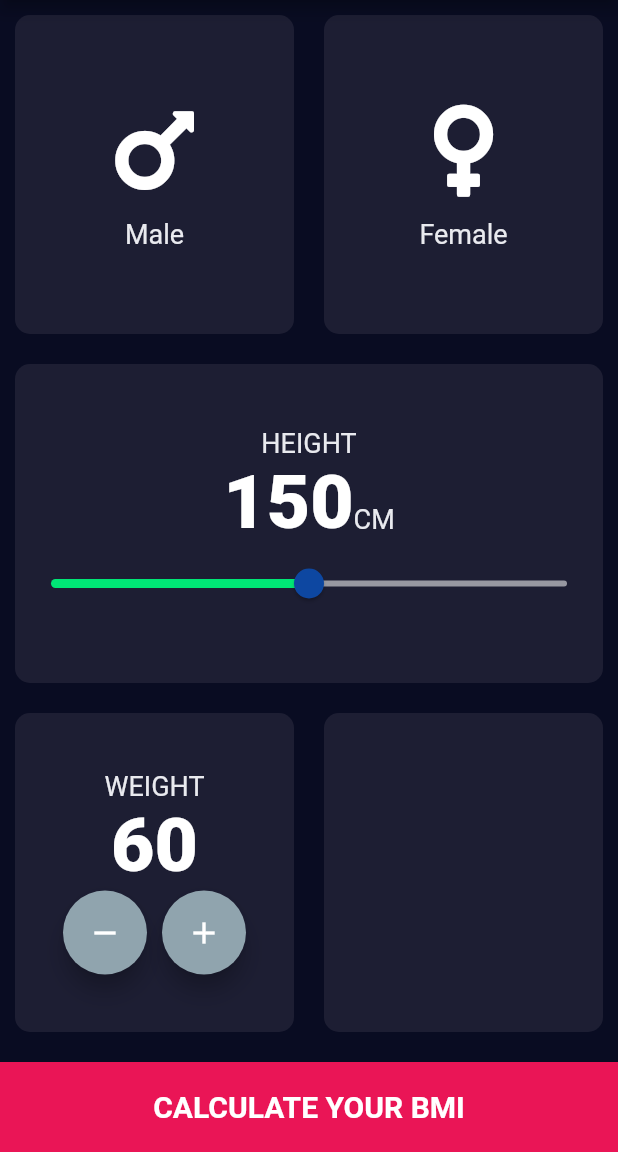
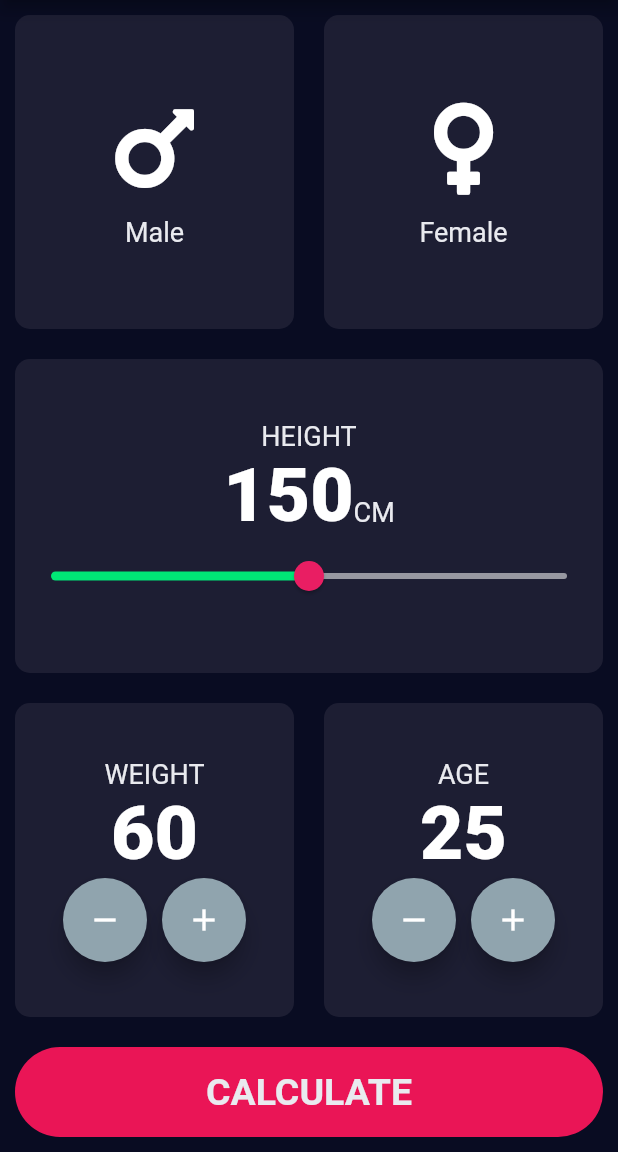
Before and after one commit to ismailsaruar22/bmi_calculator-using_flutter, a Flutter app: the screen it shows after launch, on a phone screen of 412 x 824 dp, the part 84-1236 px from its top. Run offline on Flutter 3.47's test engine with Material 2 defaults, Android fonts, the phone set to English and light mode, and no system bars; our stand-ins replace font_awesome_flutter.

Commit message:
first beta version of BMI calculator is completed

```diff
--- a/lib/input_page.dart
+++ b/lib/input_page.dart
@@ -1,8 +1,12 @@
+import 'package:bmi_calculator/bmi_calculator_brain.dart';
+import 'package:bmi_calculator/result_page.dart';
 import 'package:bmi_calculator/reusable_card.dart';
+import 'package:bmi_calculator/round_icon_button.dart';
 import 'package:flutter/material.dart';
 import 'package:font_awesome_flutter/font_awesome_flutter.dart';
 import 'constant.dart';
 import 'icon_content.dart';
+import 'result_page.dart';
 
 enum Gender {
   male,
@@ -18,6 +22,7 @@ class _InputPageState extends State<InputPage> {
   Gender? selectedGender;
   int height = 150;
   int weight = 60;
+  int age = 25;
 
   @override
   Widget build(BuildContext context) {
@@ -104,7 +109,7 @@ class _InputPageState extends State<InputPage> {
                           max: 220,
                           activeColor: Colors.greenAccent.shade400,
                           inactiveColor: Colors.white54,
-                          thumbColor: Colors.blue.shade900,
+                          thumbColor: Colors.pink,
                           onChanged: (double newValue) {
                             setState(
                               () {
@@ -142,7 +147,7 @@ class _InputPageState extends State<InputPage> {
                           children: [
                             RoundIconButton(
                               icon: Icons.remove,
-                              onPress: () {
+                              onPressed: () {
                                 setState(
                                   () {
                                     weight--;
@@ -155,7 +160,7 @@ class _InputPageState extends State<InputPage> {
                             ),
                             RoundIconButton(
                               icon: Icons.add,
-                              onPress: () {
+                              onPressed: () {
                                 setState(
                                   () {
                                     weight++;
@@ -172,22 +177,84 @@ class _InputPageState extends State<InputPage> {
                 Expanded(
                   child: ReusableCard(
                     colour: kInactiveCardColor,
+                    cardChild: Column(
+                      mainAxisAlignment: MainAxisAlignment.center,
+                      children: [
+                        const Text(
+                          'AGE',
+                          style: kLabelTextStyle,
+                        ),
+                        Text(
+                          age.toString(),
+                          style: kboldTextStyle,
+                        ),
+                        Row(
+                          mainAxisAlignment: MainAxisAlignment.center,
+                          children: [
+                            RoundIconButton(
+                              icon: Icons.remove,
+                              onPressed: () {
+                                setState(
+                                  () {
+                                    age--;
+                                  },
+                                );
+                              },
+                            ),
+                            const SizedBox(
+                              width: 10.0,
+                            ),
+                            RoundIconButton(
+                              icon: Icons.add,
+                              onPressed: () {
+                                setState(
+                                  () {
+                                    age++;
+                                  },
+                                );
+                              },
+                            ),
+                          ],
+                        ),
+                      ],
+                    ),
                   ),
                 ),
               ],
             ),
           ),
           Container(
+            decoration: BoxDecoration(
+              borderRadius: BorderRadius.circular(30.0),
+              color: kBottomContainerColor,
+            ),
             height: 60.0,
             width: double.infinity,
-            margin: const EdgeInsets.only(top: 10.0),
-            color: kBottomContainerColor,
-            child: const Center(
-              child: Text(
-                'CALCULATE YOUR BMI',
-                style: TextStyle(
-                  fontSize: 20.0,
-                  fontWeight: FontWeight.bold,
+            margin: const EdgeInsets.all(10.0),
+            child: TextButton(
+              onPressed: () {
+                BmiCalculatorBrain calc =
+                    BmiCalculatorBrain(height: height, weight: weight);
+
+                Navigator.push(
+                  context,
+                  MaterialPageRoute(
+                    builder: (context) {
+                      return ResultPage(
+                          bmi: calc.calculateBmi(),
+                          bmiStaus: calc.getResultStatus(),
+                          bmiComment: calc.getResultComment());
+                    },
+                  ),
+                );
+              },
+              child: Center(
+                child: Text(
+                  'CALCULATE',
+                  style: kLabelTextStyle.copyWith(
+                    fontWeight: FontWeight.bold,
+                    fontSize: 25,
+                  ),
                 ),
               ),
             ),
--- a/lib/reusable_card.dart
+++ b/lib/reusable_card.dart
@@ -21,24 +21,3 @@ class ReusableCard extends StatelessWidget {
     );
   }
 }
-
-class RoundIconButton extends StatelessWidget {
-  final IconData icon;
-  final void Function() onPress;
-  const RoundIconButton({required this.icon, required this.onPress});
-  @override
-  Widget build(BuildContext context) {
-    return RawMaterialButton(
-      child: Icon(icon),
-      onPressed: onPress,
-      fillColor: Colors.blueGrey.shade300,
-      splashColor: Colors.greenAccent,
-      elevation: 6.0,
-      shape: const CircleBorder(),
-      constraints: const BoxConstraints.tightFor(
-        width: 56.0,
-        height: 56.0,
-      ),
-    );
-  }
-}
--- a/lib/round_icon_button.dart
+++ b/lib/round_icon_button.dart
@@ -0,0 +1,22 @@
+import 'package:flutter/material.dart';
+
+class RoundIconButton extends StatelessWidget {
+  final IconData icon;
+  final void Function() onPressed;
+  const RoundIconButton({required this.icon, required this.onPressed});
+  @override
+  Widget build(BuildContext context) {
+    return RawMaterialButton(
+      child: Icon(icon),
+      onPressed: onPressed,
+      fillColor: Colors.blueGrey.shade300,
+      splashColor: Colors.greenAccent,
+      elevation: 6.0,
+      shape: const CircleBorder(),
+      constraints: const BoxConstraints.tightFor(
+        width: 56.0,
+        height: 56.0,
+      ),
+    );
+  }
+}
```
Also changed, not shown: lib/bmi_calculator_brain.dart (+32 -0 lines), lib/constant.dart (+10 -4 lines), lib/result_page.dart (+97 -0 lines).
